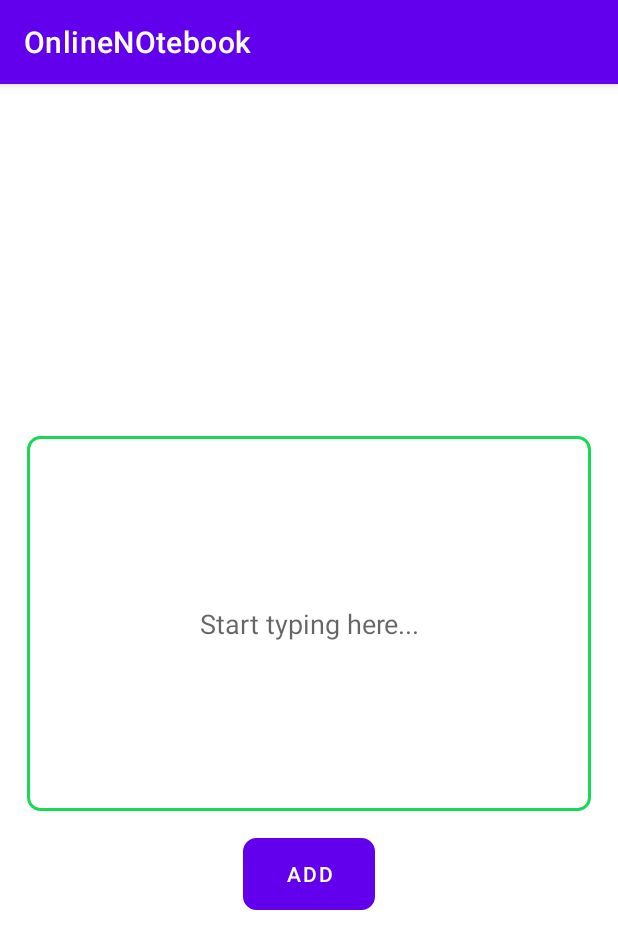
After one commit to Syed-Bipul-Rahman/NoteVerse, an Android app: the AddQuotes screen opened directly, with no data from a screen before it, on a phone screen of 412 x 824 dp. The commit adds this screen. Shown: the top 949 px of the screen. Run offline under Robolectric (Android 15) with nearby library versions, the phone set to English and light mode, and no system bars.

Commit message:
Add: AddNotes Activity

```diff
--- a/app/src/main/AndroidManifest.xml
+++ b/app/src/main/AndroidManifest.xml
@@ -16,6 +16,13 @@
         android:theme="@style/Theme.OnlineNOtebook"
         android:usesCleartextTraffic="true"
         tools:targetApi="31">
+        <activity
+            android:name=".views.AddQuotes"
+            android:exported="false">
+            <meta-data
+                android:name="android.app.lib_name"
+                android:value="" />
+        </activity>
         <activity
             android:name=".ShowQuotes"
             android:exported="false">
--- /dev/null
+++ b/app/src/main/java/com/classwork/onlinenotebook/views/AddQuotes.java
@@ -0,0 +1,16 @@
+package com.classwork.onlinenotebook.views;
+
+import androidx.appcompat.app.AppCompatActivity;
+
+import android.os.Bundle;
+
+import com.classwork.onlinenotebook.R;
+
+public class AddQuotes extends AppCompatActivity {
+
+    @Override
+    protected void onCreate(Bundle savedInstanceState) {
+        super.onCreate(savedInstanceState);
+        setContentView(R.layout.activity_add_quotes);
+    }
+}
--- a/app/src/main/java/com/classwork/onlinenotebook/views/MainActivity.java
+++ b/app/src/main/java/com/classwork/onlinenotebook/views/MainActivity.java
@@ -22,7 +22,9 @@ public class MainActivity extends AppCompatActivity {
         binding.showQuotes.setOnClickListener(v -> {
             startActivity(new Intent(MainActivity.this, ShowQuotes.class));
         });
-
+binding.addnotes.setOnClickListener(v -> {
+            startActivity(new Intent(MainActivity.this, AddQuotes.class));
+        });
 
     }
 }
--- /dev/null
+++ b/app/src/main/res/drawable/add_quote_bg.xml
@@ -0,0 +1,11 @@
+<?xml version="1.0" encoding="utf-8"?>
+<shape xmlns:android="http://schemas.android.com/apk/res/android"
+    android:shape="rectangle">
+
+    <stroke
+        android:width="2dp"
+        android:color="@color/greenlight" />
+    <corners android:radius="8dp"  />
+
+
+</shape>
--- /dev/null
+++ b/app/src/main/res/layout/activity_add_quotes.xml
@@ -0,0 +1,28 @@
+<?xml version="1.0" encoding="utf-8"?>
+<LinearLayout xmlns:android="http://schemas.android.com/apk/res/android"
+    xmlns:app="http://schemas.android.com/apk/res-auto"
+    xmlns:tools="http://schemas.android.com/tools"
+    android:layout_width="match_parent"
+    android:layout_height="match_parent"
+    android:orientation="vertical"
+    android:gravity="center"
+    tools:context=".views.AddQuotes">
+
+    <EditText
+        android:id="@+id/quotetext"
+        android:layout_width="match_parent"
+        android:layout_height="250dp"
+        android:layout_gravity="center"
+        android:layout_margin="18dp"
+        android:background="@drawable/add_quote_bg"
+        android:gravity="center"
+        android:hint="Start typing here..."
+        android:textAlignment="center" />
+
+    <Button
+        android:layout_width="wrap_content"
+        android:layout_height="wrap_content"
+        android:text="add"
+        android:id="@+id/buttonaddquotel"
+        android:background="@drawable/add_quote_bg"/>
+</LinearLayout>
--- a/app/src/main/res/layout/activity_main.xml
+++ b/app/src/main/res/layout/activity_main.xml
@@ -59,6 +59,7 @@
         </androidx.cardview.widget.CardView>
 
         <androidx.cardview.widget.CardView
+            android:id="@+id/addnotes"
             android:layout_width="0dp"
             android:layout_height="wrap_content"
             android:layout_margin="10dp"
```
